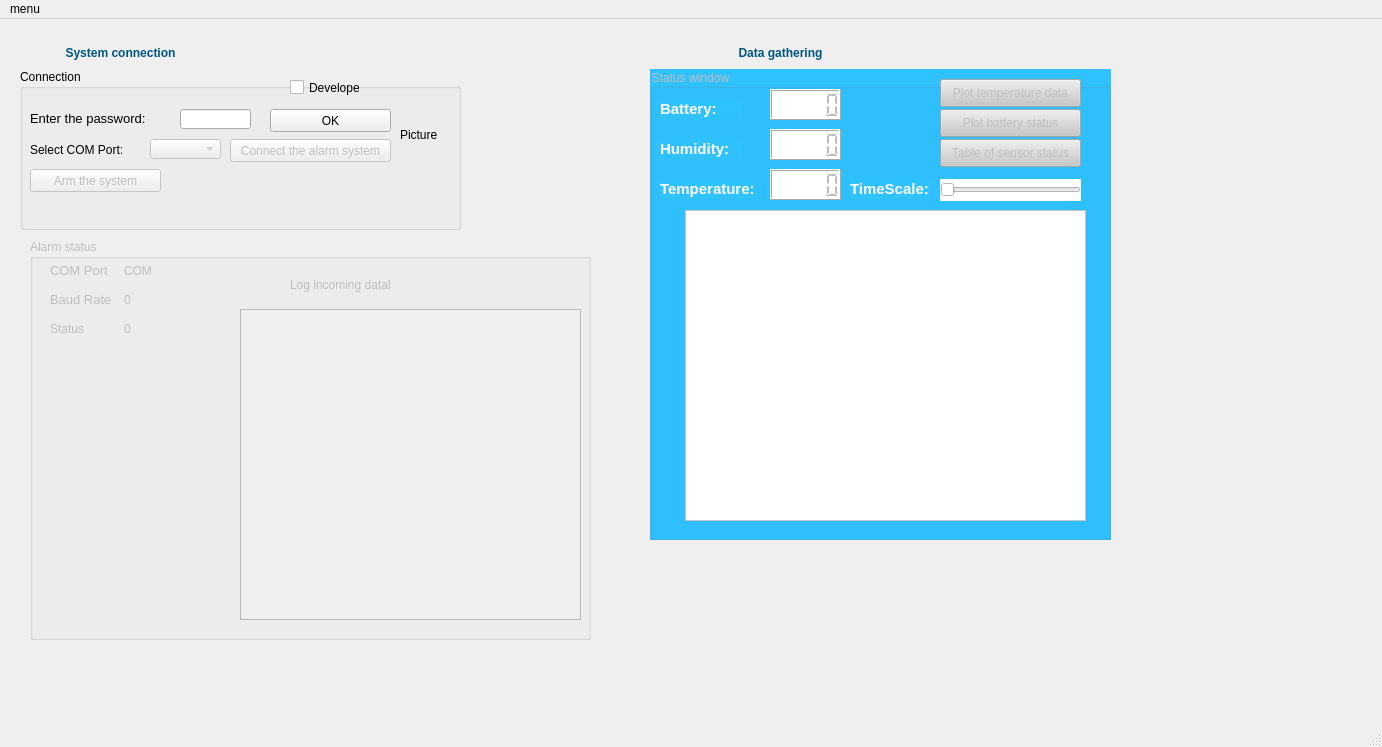
This is alarm_system/mainwindow.ui in tamasstummer/alarm_system_Qt as Qt 5 draws it before an edit. The edited form follows.
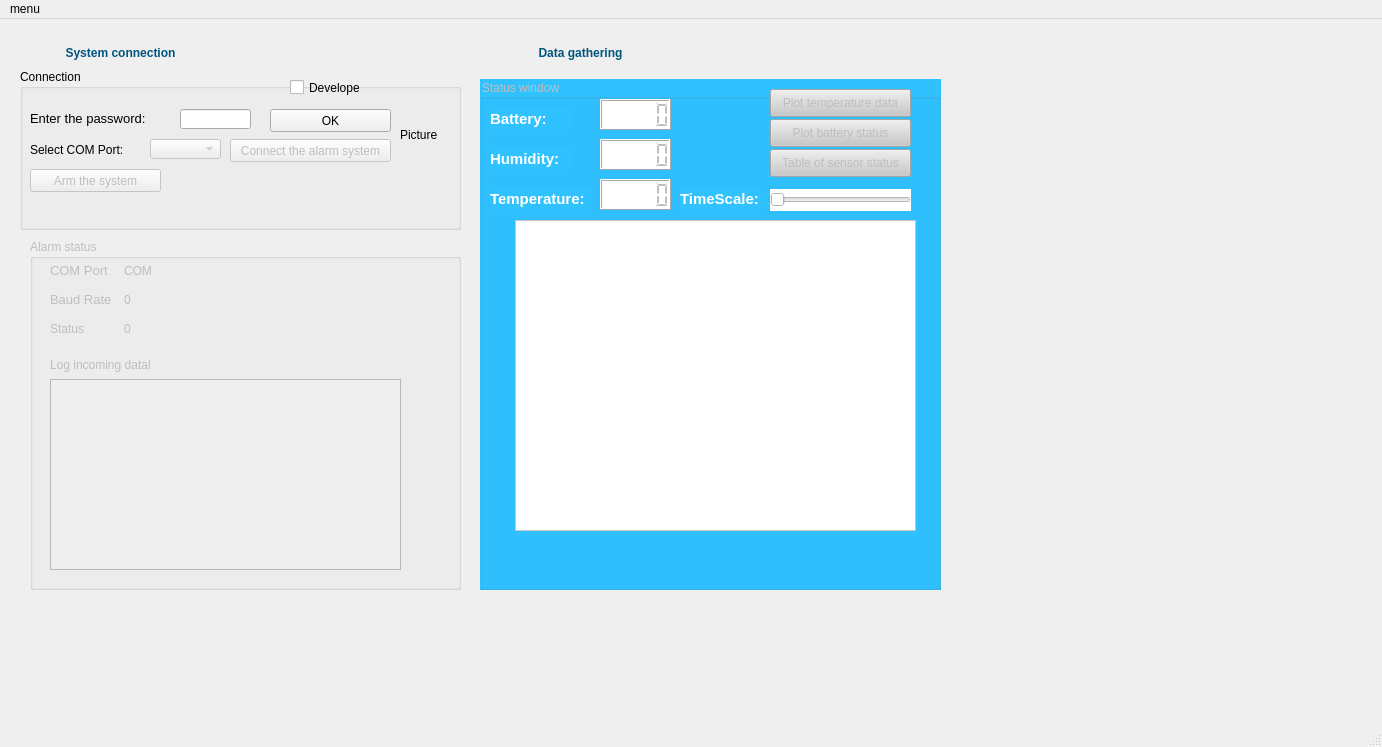
This is the edited form.

Commit message: set fixed window size

What changed in the file:
```diff
--- a/alarm_system/mainwindow.ui
+++ b/alarm_system/mainwindow.ui
@@ -47,8 +47,8 @@
      <rect>
       <x>30</x>
       <y>220</y>
-      <width>561</width>
-      <height>401</height>
+      <width>431</width>
+      <height>351</height>
      </rect>
     </property>
     <property name="title">
@@ -119,18 +119,18 @@
     <widget class="QTextEdit" name="logWindow">
      <property name="geometry">
       <rect>
-       <x>210</x>
-       <y>70</y>
-       <width>341</width>
-       <height>311</height>
+       <x>20</x>
+       <y>140</y>
+       <width>351</width>
+       <height>191</height>
       </rect>
      </property>
     </widget>
     <widget class="QLabel" name="label_13">
      <property name="geometry">
       <rect>
-       <x>260</x>
-       <y>30</y>
+       <x>20</x>
+       <y>110</y>
        <width>111</width>
        <height>31</height>
       </rect>
@@ -288,10 +288,10 @@
     </property>
     <property name="geometry">
      <rect>
-      <x>650</x>
-      <y>50</y>
+      <x>480</x>
+      <y>60</y>
       <width>461</width>
-      <height>471</height>
+      <height>511</height>
      </rect>
     </property>
     <property name="whatsThis">
@@ -482,7 +482,7 @@
    <widget class="QLabel" name="label_9">
     <property name="geometry">
      <rect>
-      <x>690</x>
+      <x>490</x>
       <y>10</y>
       <width>181</width>
       <height>49</height>
```
The commit also changes 1 other file.
